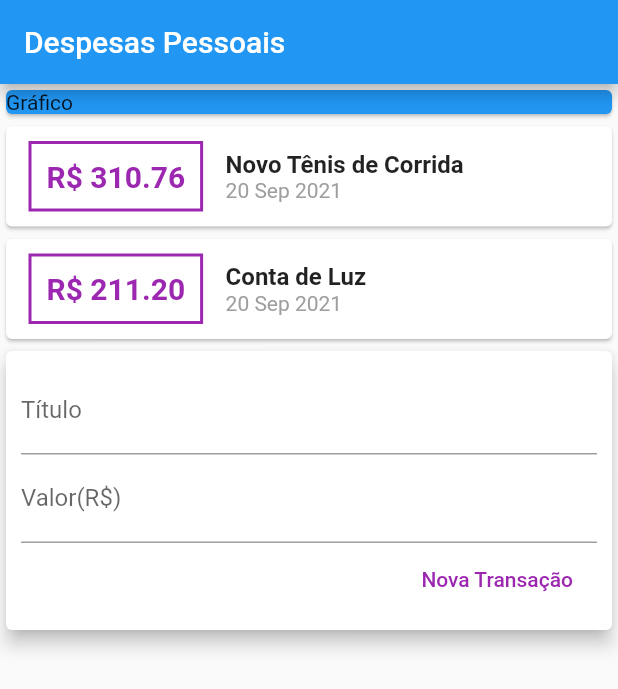
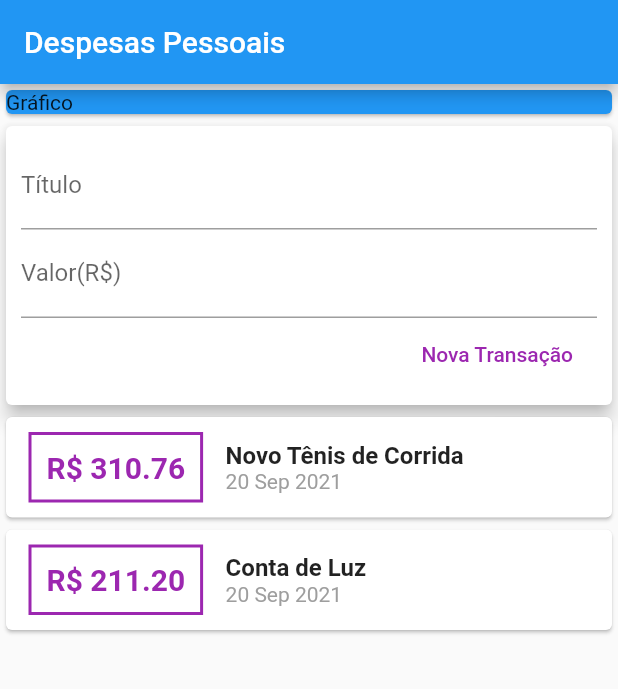
Before and after one commit to huayans/Expenses, a Flutter app: the screen it shows after launch, after a tap on "Nova Transação", on a phone screen of 412 x 824 dp. Shown: the top 689 px of the screen. Run offline on Flutter 3.47's test engine with Material 2 defaults, Android fonts, the phone set to English and light mode, and no system bars; missing offline and left inert: dart:ffi.

Commit message:
adição do listView e otimização

```diff
--- a/lib/components/transaction_form.dart
+++ b/lib/components/transaction_form.dart
@@ -1,8 +1,14 @@
+import 'dart:ffi';
+
 import 'package:flutter/material.dart';
 
 class TransactionForm extends StatelessWidget {
   final titleController = TextEditingController();
   final valueController = TextEditingController();
+
+  final void Function(String, double) onSubmit;
+
+  TransactionForm(this.onSubmit);
 
   @override
   Widget build(BuildContext context) {
@@ -28,7 +34,11 @@ class TransactionForm extends StatelessWidget {
               mainAxisAlignment: MainAxisAlignment.end,
               children: [
                 FlatButton(
-                  onPressed: () {},
+                  onPressed: () {
+                    final title = titleController.text;
+                    final value = double.parse(valueController.text) ?? 0;
+                    onSubmit(title, value);
+                  },
                   child: Text('Nova Transação'),
                   textColor: Colors.purple,
                 ),
--- a/lib/components/transaction_list.dart
+++ b/lib/components/transaction_list.dart
@@ -9,8 +9,12 @@ class TransactionList extends StatelessWidget {
 
   @override
   Widget build(BuildContext context) {
-    return Column(
-      children: transactions.map((tr) {
+    return Container(
+      height: 300,
+      child: ListView.builder(
+        itemCount: transactions.length,
+        itemBuilder: (ctx, index) {
+          final tr = transactions[index];
           return Card(
               child: Row(
             children: [
@@ -50,7 +54,8 @@ class TransactionList extends StatelessWidget {
               ),
             ],
           ));
-      }).toList(),
+        },
+      ),
     );
   }
 }
--- a/lib/main.dart
+++ b/lib/main.dart
@@ -19,7 +19,8 @@ class MyHomePage extends StatelessWidget {
       appBar: AppBar(
         title: Text('Despesas Pessoais'),
       ),
-      body: Column(
+      body: SingleChildScrollView(
+        child: Column(
           crossAxisAlignment: CrossAxisAlignment.stretch,
           children: [
             Container(
@@ -31,6 +32,7 @@ class MyHomePage extends StatelessWidget {
             TransactionUser(),
           ],
         ),
+      ),
     );
   }
 }
```
Also changed, not shown: lib/components/transaction_user.dart (+15 -1 lines). Lines whose indentation alone changed are shown as unchanged.
